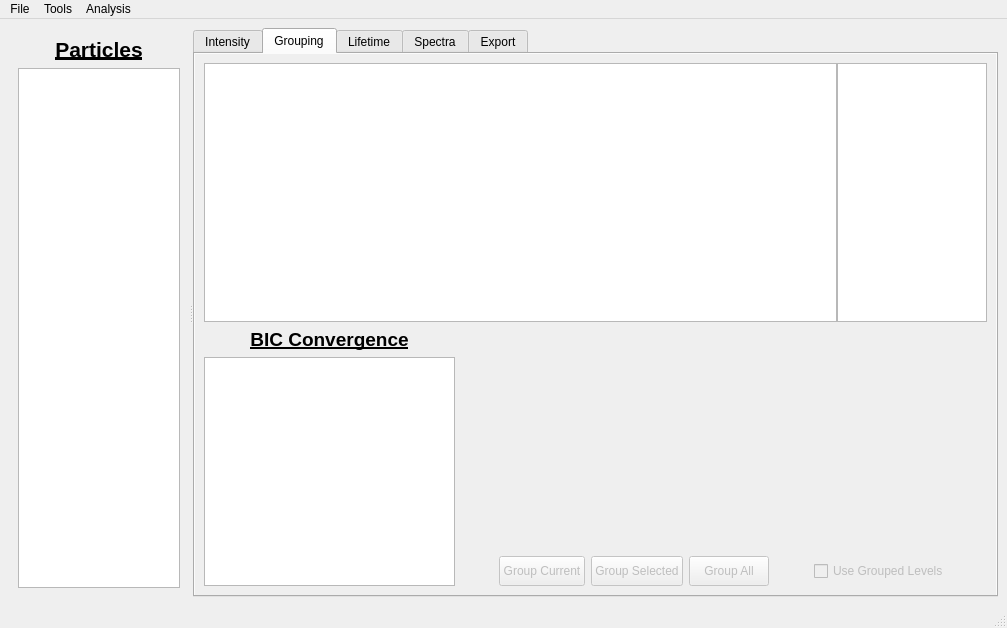
First picture: the form in ui/mainwindow.ui, repository BioPhysicsUP/Full_SMS, before the edit.
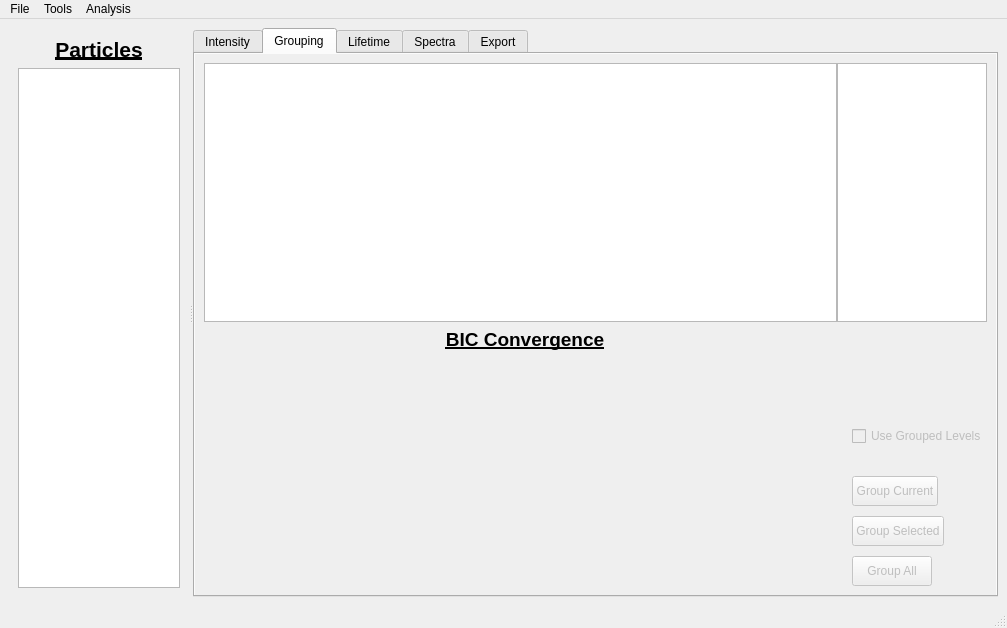
Second picture: the form after the edit. Icons and pictures are not drawn. Custom widgets are drawn as their Qt base class.

Patch:
```diff
--- a/ui/mainwindow.ui
+++ b/ui/mainwindow.ui
@@ -568,12 +568,22 @@
               </widget>
              </item>
              <item>
-              <widget class="PlotWidget" name="pgGroups_BIC"/>
+              <widget class="ScatterPlotWidget" name="pgGroups_BIC" native="true">
+               <property name="sizePolicy">
+                <sizepolicy hsizetype="Expanding" vsizetype="Expanding">
+                 <horstretch>0</horstretch>
+                 <verstretch>0</verstretch>
+                </sizepolicy>
+               </property>
+              </widget>
              </item>
             </layout>
            </item>
            <item>
             <layout class="QVBoxLayout" name="verticalLayout_3">
+             <property name="spacing">
+              <number>10</number>
+             </property>
              <item>
               <spacer name="verticalSpacer_2">
                <property name="orientation">
@@ -588,15 +598,26 @@
               </spacer>
              </item>
              <item>
-              <layout class="QHBoxLayout" name="horizontalLayout">
+              <widget class="QCheckBox" name="chbUseGrouped">
+               <property name="enabled">
+                <bool>false</bool>
+               </property>
+               <property name="text">
+                <string>Use Grouped Levels</string>
+               </property>
+              </widget>
+             </item>
                <item>
-                <spacer name="horizontalSpacer_13">
+              <spacer name="verticalSpacer_10">
                  <property name="orientation">
-                  <enum>Qt::Horizontal</enum>
+                <enum>Qt::Vertical</enum>
+               </property>
+               <property name="sizeType">
+                <enum>QSizePolicy::Preferred</enum>
                  </property>
                  <property name="sizeHint" stdset="0">
                   <size>
-                   <width>40</width>
+                 <width>20</width>
                    <height>20</height>
                   </size>
                  </property>
@@ -698,47 +719,6 @@
                  </property>
                 </widget>
                </item>
-               <item>
-                <spacer name="horizontalSpacer_11">
-                 <property name="orientation">
-                  <enum>Qt::Horizontal</enum>
-                 </property>
-                 <property name="sizeType">
-                  <enum>QSizePolicy::Preferred</enum>
-                 </property>
-                 <property name="sizeHint" stdset="0">
-                  <size>
-                   <width>40</width>
-                   <height>20</height>
-                  </size>
-                 </property>
-                </spacer>
-               </item>
-               <item>
-                <widget class="QCheckBox" name="chbUseGrouped">
-                 <property name="enabled">
-                  <bool>false</bool>
-                 </property>
-                 <property name="text">
-                  <string>Use Grouped Levels</string>
-                 </property>
-                </widget>
-               </item>
-               <item>
-                <spacer name="horizontalSpacer_12">
-                 <property name="orientation">
-                  <enum>Qt::Horizontal</enum>
-                 </property>
-                 <property name="sizeHint" stdset="0">
-                  <size>
-                   <width>40</width>
-                   <height>20</height>
-                  </size>
-                 </property>
-                </spacer>
-               </item>
-              </layout>
-             </item>
             </layout>
            </item>
           </layout>
@@ -2115,6 +2095,12 @@
    <extends>QGraphicsView</extends>
    <header>pyqtgraph.h</header>
   </customwidget>
+  <customwidget>
+   <class>ScatterPlotWidget</class>
+   <extends>QWidget</extends>
+   <header>pyqtgrapgh.h</header>
+   <container>1</container>
+  </customwidget>
  </customwidgets>
  <tabstops>
   <tabstop>tabWidget</tabstop>
```
Left out of the diff: 4 changed lines with no effect on the pictures. Lines whose indentation alone changed are shown as unchanged.
